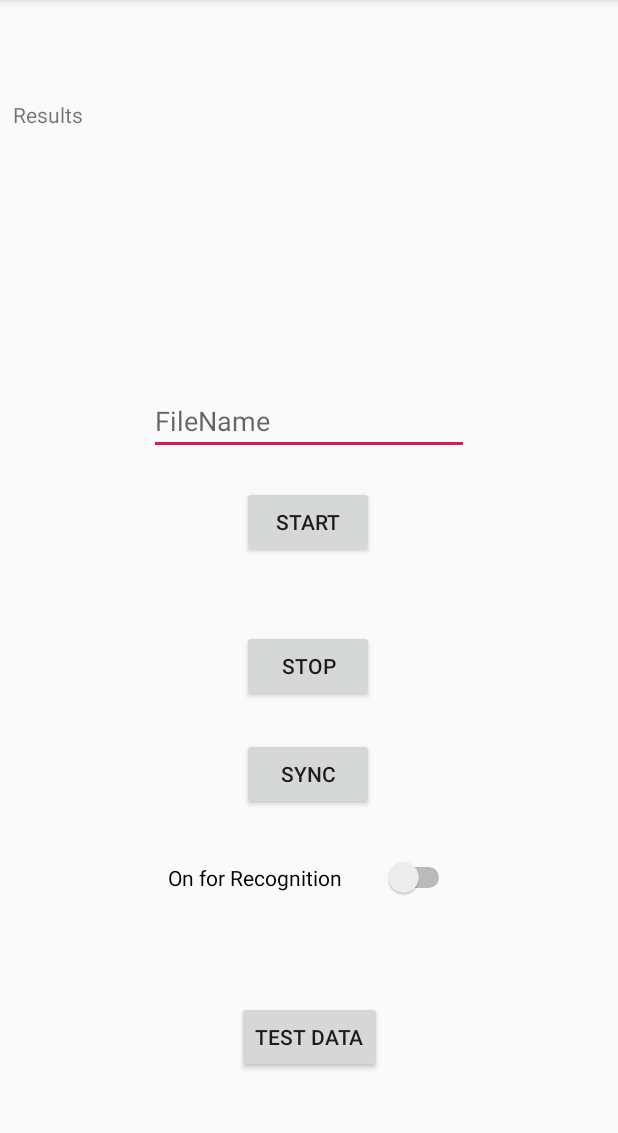
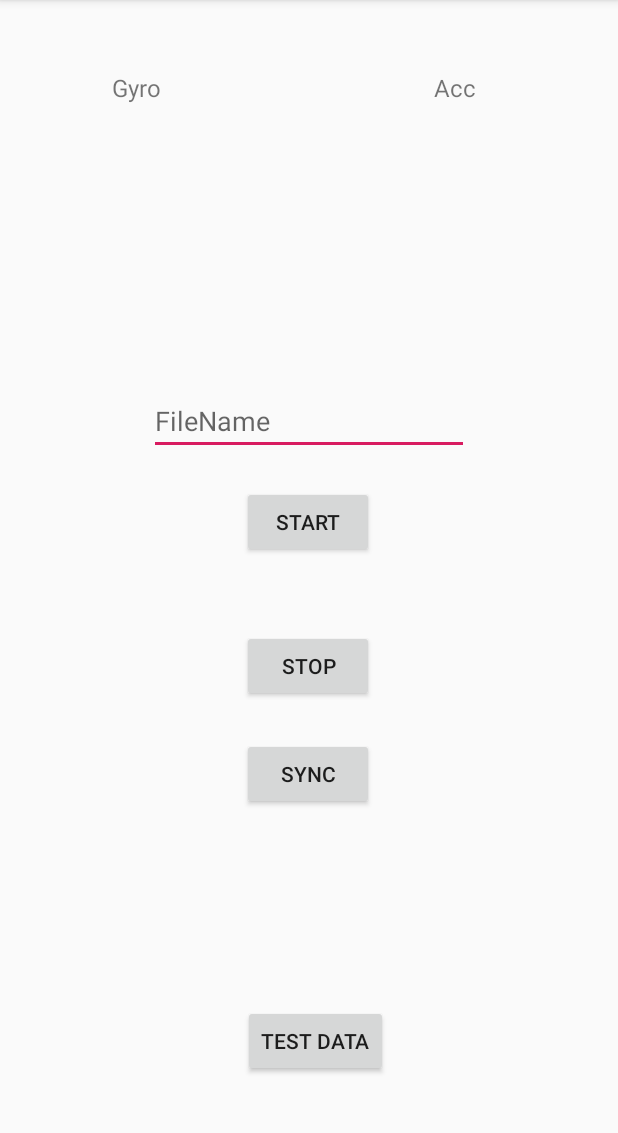
Before and after one commit to gauravarya18/Autism-Gesture, an Android app: the screen it shows after launch (MainActivity), after a tap on "SYNC", on a phone screen of 412 x 824 dp, the part 84-1217 px from its top. Run offline under Robolectric (Android 15) with nearby library versions, the phone set to English and light mode, and no system bars; libraries missing offline, so code that uses them is left out: com.opencsv; 5 statements that could not run were skipped.

Commit message:
Gestures added in sqlite

```diff
--- a/app/src/main/java/com/example/gesturerecognition/CacheManager.java
+++ b/app/src/main/java/com/example/gesturerecognition/CacheManager.java
@@ -19,6 +19,8 @@ public class CacheManager extends SQLiteOpenHelper {
 
     private static final String tableNameCSV = "CSVFile";
 
+    private static final String tableNameGesture = "Gestures";
+    private static final String Shape = "Col0";
 
     public CacheManager(Context context) {
         super(context, DATABASE_NAME, null, 1);
@@ -35,6 +37,7 @@ public class CacheManager extends SQLiteOpenHelper {
                 YCol +" FLOAT,"  +
                 ZCol +" FLOAT)";
         sqLiteDatabase.execSQL(createTable);
+
         String createTableCSV = "CREATE TABLE " + tableNameCSV +
 //                " (ID INTEGER PRIMARY KEY AUTOINCREMENT, " +
                 " (" +
@@ -43,6 +46,11 @@ public class CacheManager extends SQLiteOpenHelper {
                 YCol +" FLOAT,"  +
                 ZCol +" FLOAT)";
         sqLiteDatabase.execSQL(createTableCSV);
+
+        String createTableGesture = "CREATE TABLE " + tableNameGesture +
+                " (" +
+                Shape +" TEXT)";
+        sqLiteDatabase.execSQL(createTableGesture);
     }
 
     @Override
@@ -51,6 +59,30 @@ public class CacheManager extends SQLiteOpenHelper {
         onCreate(sqLiteDatabase);
     }
 
+    public long addGesture(String gestureName)
+    {
+        SQLiteDatabase db = this.getWritableDatabase();
+        ContentValues contentValues = new ContentValues();
+        contentValues.put(this.Shape,gestureName);
+        long result = db.insert(this.tableNameGesture, null, contentValues);
+        return result;
+    }
+
+    public List<String> getAllGestures()
+    {
+        SQLiteDatabase db=this.getWritableDatabase();
+        Cursor cursor=this.getData(db,2);
+        List<String> data = new ArrayList<String>();
+        for(cursor.moveToLast();;)
+        {
+            data.add(cursor.getString(0));
+            if(!cursor.moveToPrevious())
+                break;
+
+        }
+
+        return data;
+    }
 
     public long addEntry(Object mCachedObject,int index) {
 
@@ -70,6 +102,7 @@ public class CacheManager extends SQLiteOpenHelper {
             return result;
         }
     }
+
     private Cursor getData(SQLiteDatabase db,int index){
 
         String table;
@@ -77,9 +110,13 @@ public class CacheManager extends SQLiteOpenHelper {
         {
             table=tableName;
         }
+        else if(index ==1)
+        {
+            table=tableNameCSV;
+        }
         else
         {
-            table=tableNameCSV;
+            table=tableNameGesture;
         }
         String query = "SELECT * FROM " + table;
         Cursor data = db.rawQuery(query, null);
--- a/app/src/main/java/com/example/gesturerecognition/MainActivity.java
+++ b/app/src/main/java/com/example/gesturerecognition/MainActivity.java
@@ -41,12 +41,13 @@ public class MainActivity extends AppCompatActivity  implements SensorEventListe
     Sensor gyroscope;
     CacheManager cacheManager;
     EditText et;
-    Switch st;
-    TextView tv;
+//    Switch st;
+    TextView tv_acc,tv_gyro;
 
-    float[][][] Training_Gyro = new float[2][3][];
+    Boolean newGestureAdded;
+    float[][][] Training_Gyro;
     float[][] Recognition_Gyro = new float[3][];
-    float[][][] Training_Acc = new float[2][3][];
+    float[][][] Training_Acc;
     float[][] Recognition_Acc = new float[3][];
 
     float[][] Shapes_score = new float[2][2];
@@ -57,8 +58,11 @@ public class MainActivity extends AppCompatActivity  implements SensorEventListe
         setContentView(R.layout.activity_main);
         cacheManager = new CacheManager(getApplicationContext());
         et =  findViewById(R.id.filename);
-        st =  findViewById(R.id.switch1);
-        tv =  findViewById(R.id.results);
+//        st =  findViewById(R.id.switch1);
+        tv_acc =  findViewById(R.id.results_acc);
+        tv_gyro = findViewById(R.id.results_gyro);
+
+        newGestureAdded=true;
     }
 
 
@@ -140,6 +144,10 @@ public class MainActivity extends AppCompatActivity  implements SensorEventListe
         } catch (IOException e) {
             e.printStackTrace();
         }
+
+        cacheManager.addGesture(et.getText().toString());
+        et.setText("");
+        newGestureAdded=true;
     }
 
     public void CSVReader(String name)
@@ -212,8 +220,14 @@ public class MainActivity extends AppCompatActivity  implements SensorEventListe
 
 //        if(!st.isChecked())
 //        {
-            YourAsyncTask readData = new YourAsyncTask();
-            readData.execute();
+            if(newGestureAdded) {
+                YourAsyncTask readData = new YourAsyncTask();
+                readData.execute();
+            }
+            else
+            {
+                recognition();
+            }
 //        }
 //        else
 //        {
@@ -229,7 +243,17 @@ public class MainActivity extends AppCompatActivity  implements SensorEventListe
         final DTW xx= new DTW();
         Double[] DTW_score_gyro = new Double[3];
         Double[] DTW_score_acc = new Double[3];
-        for(int  j=0;j<2;j++) {
+
+        List<String> Shapes = cacheManager.getAllGestures();
+        Shapes_score = new float[Shapes.size()][2];
+        String results_gyro="";
+        String results_acc="";
+
+        float minGyro = 10000;
+        int indexForMinGyro = 0;
+        float minAcc = 10000;
+        int indexForMinAcc = 0;
+        for(int  j=0;j<Shapes.size();j++) {
             for (int i = 0; i < 3; i++) {
 
                 DTW_score_gyro[i] = xx.compute(Recognition_Gyro[i], Training_Gyro[j][i]).getDistance();
@@ -237,12 +261,32 @@ public class MainActivity extends AppCompatActivity  implements SensorEventListe
             }
             Shapes_score[j][0]=Average(DTW_score_gyro);
             Shapes_score[j][1]=Average(DTW_score_acc);
+
+            results_gyro = results_gyro + Shapes.get(j) + " "+ String.format("%.4f ",Shapes_score[j][0]) + "\n";
+            results_acc = results_acc + Shapes.get(j) +" "+  String.format("%.4f ",Shapes_score[j][1]) + "\n";
+
+            if(Shapes_score[j][0]<minGyro)
+            {
+                minGyro = Shapes_score[j][0];
+                indexForMinGyro = j;
+            }
+
+            if(Shapes_score[j][1]<minAcc)
+            {
+                minAcc = Shapes_score[j][1];
+                indexForMinAcc = j;
+            }
+
         }
+        results_gyro = results_gyro + "Min :: " + Shapes.get(indexForMinGyro);
+        results_acc = results_acc + "Min :: " + Shapes.get(indexForMinAcc);
 
 
 //            String display = "DTW_Scores_Gyro :: " + String.format("%.4f ",DTW_score_gyro[0]) + String.format("%.4f ",DTW_score_gyro[1]) + String.format("%.4f ",DTW_score_gyro[2]) + "\n" + "DTW_Scores_Acc :: " + String.format("%.4f ",DTW_score_acc[0]) + String.format("%.4f ",DTW_score_acc[1]) + String.format("%.4f ",DTW_score_acc[2]);
-        String display = "DTW-Gyro: Circle :" + String.format("%.4f ",Shapes_score[0][0]) + "  Line :" + String.format("%.4f ",Shapes_score[1][0]) +"\n"+"DTW-Acc: Circle :" + String.format("%.4f ",Shapes_score[0][1]) + "  Line :" + String.format("%.4f ",Shapes_score[1][1]) ;
-        tv.setText(display);
+//        String display = "DTW-Gyro: Circle :" + String.format("%.4f ",Shapes_score[0][0]) + "  Line :" + String.format("%.4f ",Shapes_score[1][0]) +"\n"+"DTW-Acc: Circle :" + String.format("%.4f ",Shapes_score[0][1]) + "  Line :" + String.format("%.4f ",Shapes_score[1][1]) ;
+//        tv.setText(display);
+        tv_gyro.setText(results_gyro);
+        tv_acc.setText(results_acc);
     }
     Float Average(Double scores[])
     {
@@ -265,15 +309,18 @@ public class MainActivity extends AppCompatActivity  implements SensorEventListe
         @Override
         protected Void doInBackground(Void... args) {
             // do background work here
-            CSVReader("Circle");
-            Training_Gyro[0] = cacheManager.getTestingData("1",1);
-            Training_Acc[0] = cacheManager.getTestingData("2",1);
-            cacheManager.afterSync(1);
 
-            CSVReader("Line");
-            Training_Gyro[1] = cacheManager.getTestingData("1",1);
-            Training_Acc[1] = cacheManager.getTestingData("2",1);
-            cacheManager.afterSync(1);
+            List<String> Shapes = cacheManager.getAllGestures();
+            Training_Gyro = new float[Shapes.size()][3][];
+            Training_Acc = new float[Shapes.size()][3][];
+            for(int i=0;i<Shapes.size();i++) {
+
+                CSVReader(Shapes.get(i));
+                Training_Gyro[i] = cacheManager.getTestingData("1", 1);
+                Training_Acc[i] = cacheManager.getTestingData("2", 1);
+                cacheManager.afterSync(1);
+            }
+
             return null;
         }
         @Override
@@ -286,6 +333,7 @@ public class MainActivity extends AppCompatActivity  implements SensorEventListe
                     "Data Trained",
                     Toast.LENGTH_SHORT)
                     .show();
+            newGestureAdded=false;
             recognition();
         }
     }
--- a/app/src/main/res/layout/activity_main.xml
+++ b/app/src/main/res/layout/activity_main.xml
@@ -57,37 +57,43 @@
         app:layout_constraintTop_toTopOf="parent"
         app:layout_constraintVertical_bias="0.927" />
 
-    <Switch
-        android:id="@+id/switch1"
-        android:layout_width="191dp"
-        android:layout_height="59dp"
-        android:text="On for Recognition"
-        app:layout_constraintBottom_toBottomOf="parent"
-        app:layout_constraintEnd_toEndOf="parent"
-        app:layout_constraintHorizontal_bias="0.507"
-        app:layout_constraintStart_toStartOf="parent"
-        app:layout_constraintTop_toBottomOf="@+id/button"
-        app:layout_constraintVertical_bias="0.089" />
-
     <Button
         android:id="@+id/test"
         android:layout_width="wrap_content"
         android:layout_height="wrap_content"
+        android:onClick="testing"
         android:text="Test Data"
-        android:onClick="testing"
         app:layout_constraintBottom_toBottomOf="parent"
         app:layout_constraintEnd_toEndOf="parent"
+        app:layout_constraintHorizontal_bias="0.514"
         app:layout_constraintStart_toStartOf="parent"
-        app:layout_constraintTop_toBottomOf="@+id/switch1" />
+        app:layout_constraintTop_toBottomOf="@+id/button"
+        app:layout_constraintVertical_bias="0.722" />
 
     <TextView
-        android:id="@+id/results"
-        android:layout_width="395dp"
-        android:layout_height="125dp"
-        android:text="Results"
-        android:textSize="14sp"
+        android:id="@+id/results_gyro"
+        android:layout_width="182dp"
+        android:layout_height="154dp"
+        android:text="Gyro"
+        android:textAlignment="center"
+        android:textSize="16sp"
+        app:layout_constraintBottom_toTopOf="@+id/filename"
+        app:layout_constraintStart_toStartOf="parent"
+        app:layout_constraintTop_toTopOf="parent"
+        app:layout_constraintVertical_bias="0.457" />
+
+    <TextView
+        android:id="@+id/results_acc"
+        android:layout_width="182dp"
+        android:layout_height="154dp"
+        android:layout_marginEnd="17dp"
+        android:text="Acc"
+        android:textAlignment="center"
+        android:textSize="16sp"
         app:layout_constraintBottom_toTopOf="@+id/filename"
         app:layout_constraintEnd_toEndOf="parent"
-        app:layout_constraintStart_toStartOf="parent"
-        app:layout_constraintTop_toTopOf="parent" />
+        app:layout_constraintHorizontal_bias="1.0"
+        app:layout_constraintStart_toEndOf="@+id/results_gyro"
+        app:layout_constraintTop_toTopOf="parent"
+        app:layout_constraintVertical_bias="0.454" />
 </androidx.constraintlayout.widget.ConstraintLayout>
```
